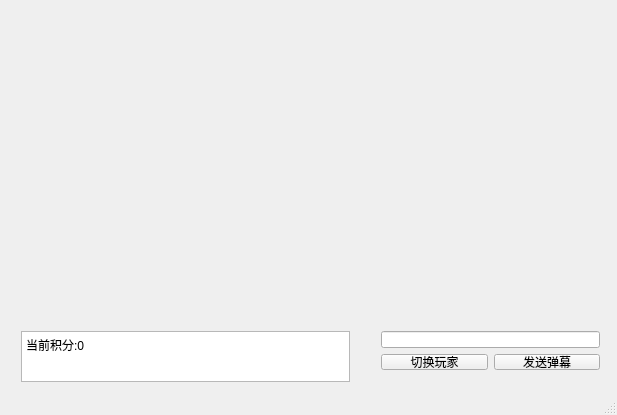
This is mainwindow.ui in translee/chengyuGame as Qt 5 draws it before an edit. The edited form follows.
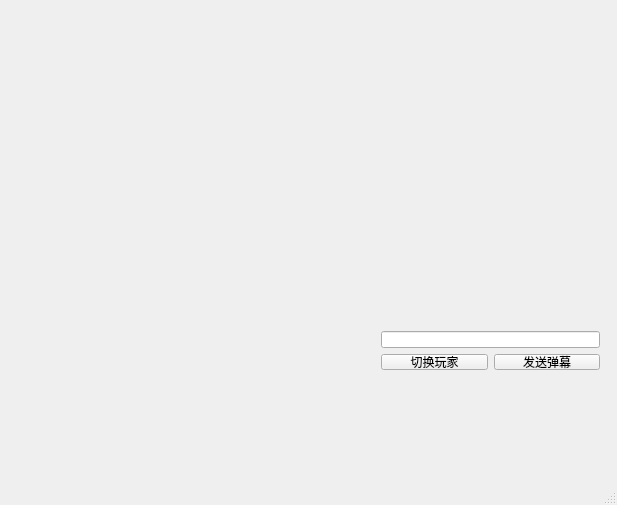
This is the edited form.

```diff
--- a/mainwindow.ui
+++ b/mainwindow.ui
@@ -7,7 +7,7 @@
     <x>0</x>
     <y>0</y>
     <width>617</width>
-    <height>415</height>
+    <height>505</height>
    </rect>
   </property>
   <property name="windowTitle">
@@ -28,28 +28,13 @@
    <widget class="QWidget" name="verticalLayoutWidget_2">
     <property name="geometry">
      <rect>
-      <x>10</x>
-      <y>320</y>
-      <width>351</width>
-      <height>73</height>
+      <x>0</x>
+      <y>310</y>
+      <width>361</width>
+      <height>171</height>
      </rect>
     </property>
-    <layout class="QVBoxLayout" name="verticalLayout_bottom" stretch="0">
-     <item>
-      <widget class="QTextBrowser" name="textBrowser">
-       <property name="readOnly">
-        <bool>true</bool>
-       </property>
-       <property name="html">
-        <string>&lt;!DOCTYPE HTML PUBLIC &quot;-//W3C//DTD HTML 4.0//EN&quot; &quot;http://www.w3.org/TR/REC-html40/strict.dtd&quot;&gt;
-&lt;html&gt;&lt;head&gt;&lt;meta name=&quot;qrichtext&quot; content=&quot;1&quot; /&gt;&lt;meta charset=&quot;utf-8&quot; /&gt;&lt;style type=&quot;text/css&quot;&gt;
-p, li { white-space: pre-wrap; }
-&lt;/style&gt;&lt;/head&gt;&lt;body style=&quot; font-family:'Microsoft YaHei UI'; font-size:9pt; font-weight:400; font-style:normal;&quot;&gt;
-&lt;p style=&quot; margin-top:0px; margin-bottom:0px; margin-left:0px; margin-right:0px; -qt-block-indent:0; text-indent:0px;&quot;&gt;当前积分:0&lt;/p&gt;&lt;/body&gt;&lt;/html&gt;</string>
-       </property>
-      </widget>
-     </item>
-    </layout>
+    <layout class="QVBoxLayout" name="verticalLayout_status"/>
    </widget>
    <widget class="QWidget" name="gridLayoutWidget">
     <property name="geometry">
```
